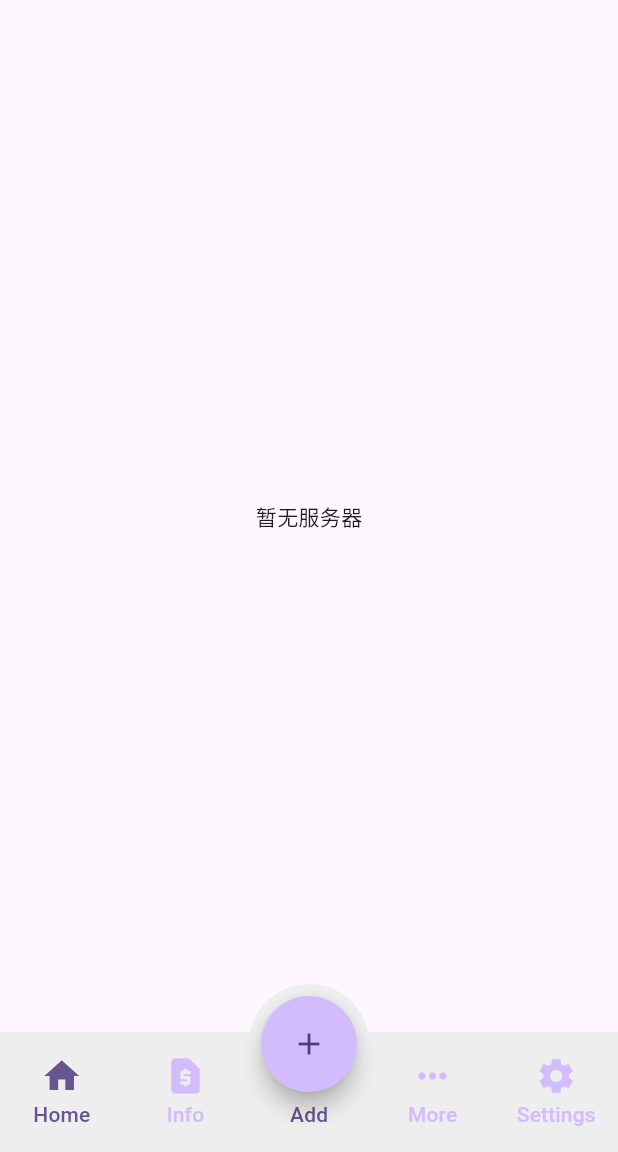
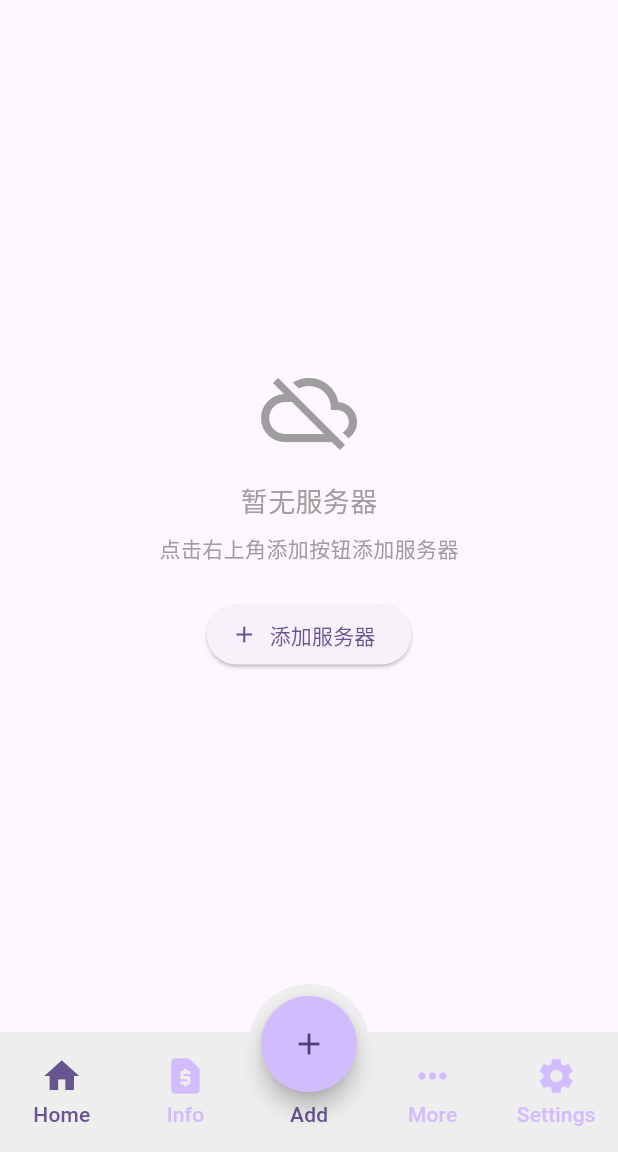
Before and after one commit to SharkBee80/mcStatus-Flutter, a Flutter app: the MyHubPage screen opened directly, on a phone screen of 412 x 824 dp, the part 84-1236 px from its top. Run offline on Flutter 3.47's test engine with Material 3 defaults, Android fonts, the phone set to English and light mode, and no system bars; drawn by our look-alikes of oktoast; our stand-ins replace hive, hive_flutter; missing offline and left inert: dart_minecraft; accounts and stored records are empty.

Commit message:
fix(home):优化服务器状态更新与空列表提示
- 当服务器列表为空时，确保 UI 状态正确更新
- 提取描述信息逻辑到独立方法 `_getDescriptionFromStatus`，提升代码复用性
- 优化连接描述失败时的错误，区分超时与一般连接错误- 改进“暂无服务器”界面，提供更友好的用户引导和添加按钮

feat(showcentraldialog): 自动填充服务器名称- 地址校验逻辑拆分为独立方法 `_checkAddress`
- 若未填写名称，则根据地址自动生成默认名称
-优化名称与地址的处理逻辑，提升用户体验

```diff
--- a/lib/pages/home.dart
+++ b/lib/pages/home.dart
@@ -97,6 +97,13 @@ class _HomePageState extends State<HomePage>
     _serverStatuses.removeWhere(
       (key, value) => !currentServerKeys.contains(key),
     );
+
+    // 如果服务器列表为空，确保UI状态正确更新
+    if (newServers.isEmpty && mounted) {
+      setState(() {
+        // 清空所有状态
+      });
+    }
   }
 
   Future<void> _loadServerStatuses() async {
@@ -181,9 +188,7 @@ class _HomePageState extends State<HomePage>
               ? '${status.response!.players.online} / ${status.response!.players.max}'
               : '0 / 0',
           'signal': status?.response != null ? '4' : '0',
-          'description': status?.response?.description.description != ''
-              ? status?.response?.description.description
-              : 'A Minecraft Server',
+          'description': _getDescriptionFromStatus(status),
         };
       });
 
@@ -197,13 +202,31 @@ class _HomePageState extends State<HomePage>
             'online': false,
             'players': '0 / 0',
             'signal': '0',
-            'description': '连接失败',
+            'description': '连接失败: ${e.toString().contains("timeout") ? "连接超时" : "无法连接"}',
           };
         });
       }
 
       return false;
     }
+  }
+
+  /// 从状态中提取描述信息
+  String _getDescriptionFromStatus(dynamic status) {
+    if (status == null) {
+      return '服务器离线或不存在';
+    }
+
+    if (status.response == null) {
+      return '无法获取服务器信息';
+    }
+
+    final description = status.response?.description.description;
+    if (description != null && description.isNotEmpty && description != 'A Minecraft Server') {
+      return description;
+    }
+
+    return 'A Minecraft Server';
   }
 
   Future<void> _fetchSingleServerStatus(Servers server) async {
@@ -231,9 +254,7 @@ class _HomePageState extends State<HomePage>
               ? '${status.response!.players.online} / ${status.response!.players.max}'
               : '0 / 0',
           'signal': status?.response != null ? '4' : '0', // 4表示满信号，0表示无信号
-          'description': status?.response?.description.description != ''
-              ? status?.response?.description.description
-              : 'A Minecraft Server',
+          'description': _getDescriptionFromStatus(status),
         };
       });
     } catch (e) {
@@ -246,7 +267,7 @@ class _HomePageState extends State<HomePage>
           'online': false,
           'players': '0 / 0',
           'signal': '0',
-          'description': '连接失败',
+          'description': '连接失败: ${e.toString().contains("timeout") ? "连接超时" : "无法连接"}',
         };
       });
     }
@@ -307,8 +328,44 @@ class _HomePageState extends State<HomePage>
                           }
                         });
 
+                        // 修复：即使服务器列表为空也显示友好的提示信息
                         if (servers.isEmpty) {
-                          return const Center(child: Text("暂无服务器"));
+                          return Center(
+                            child: Column(
+                              mainAxisAlignment: MainAxisAlignment.center,
+                              children: [
+                                const Icon(
+                                  Icons.cloud_off,
+                                  size: 64,
+                                  color: Colors.grey,
+                                ),
+                                const SizedBox(height: 16),
+                                const Text(
+                                  "暂无服务器",
+                                  style: TextStyle(
+                                    fontSize: 18,
+                                    color: Colors.grey,
+                                  ),
+                                ),
+                                const SizedBox(height: 8),
+                                const Text(
+                                  "点击右上角添加按钮添加服务器",
+                                  style: TextStyle(
+                                    fontSize: 14,
+                                    color: Colors.grey,
+                                  ),
+                                ),
+                                const SizedBox(height: 24),
+                                ElevatedButton.icon(
+                                  onPressed: () {
+                                    showCentralDialog(context);
+                                  },
+                                  icon: const Icon(Icons.add),
+                                  label: const Text("添加服务器"),
+                                ),
+                              ],
+                            ),
+                          );
                         }
 
                         return RefreshIndicator(
```
Also changed, not shown: lib/ui/showcentraldialog.dart (+9 -6 lines).
